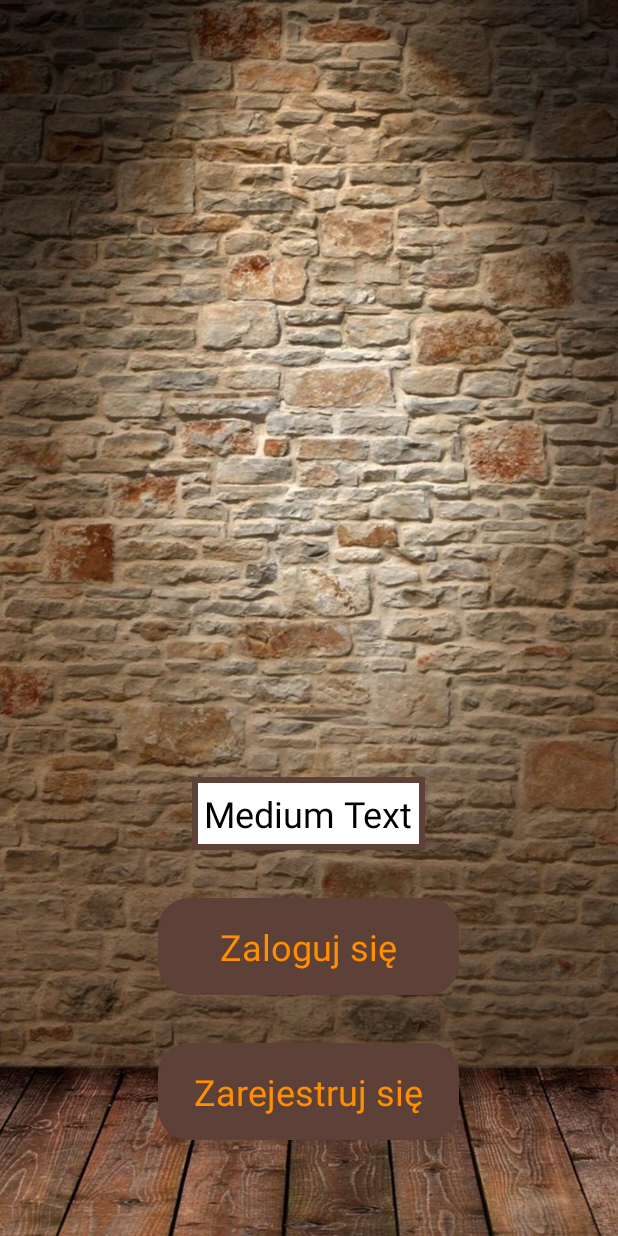
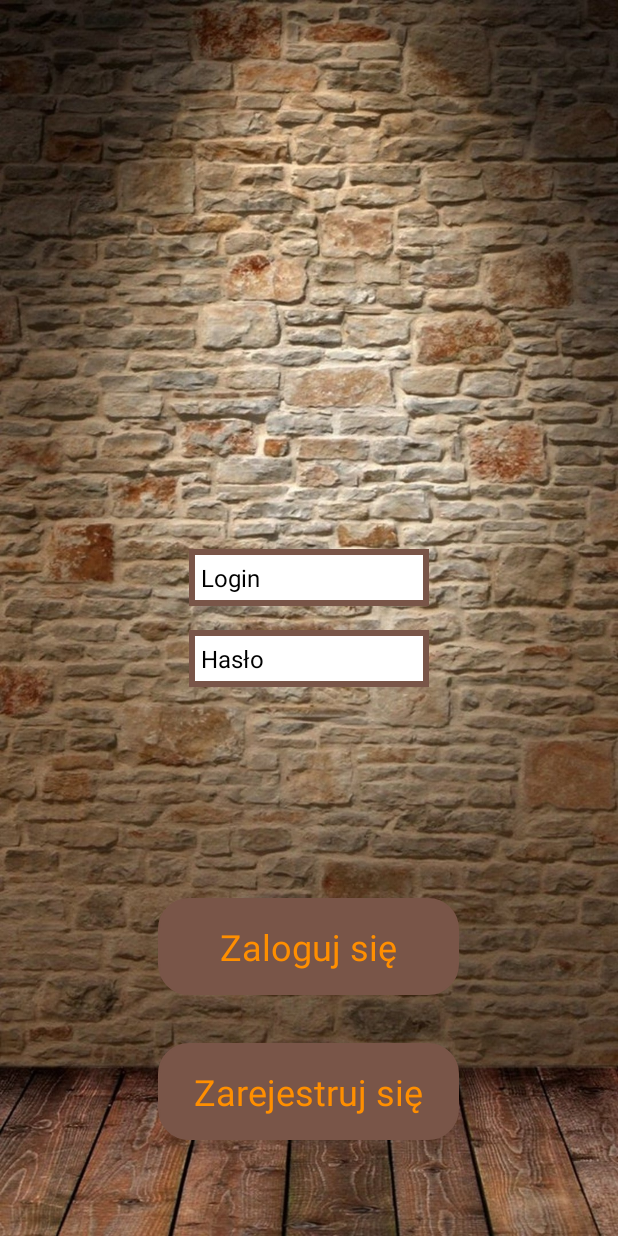
Before and after one commit to PSyron/CheckersMobile, an Android app: the layout activity_login.xml on its own in the app's theme, with its tools: preview values and no code run, on a phone screen of 412 x 824 dp. Run offline under Robolectric (Android 15) with nearby library versions, the phone set to English and light mode, and no system bars.

Commit message:
login screen in progress

```diff
--- a/MyApplication/app/src/main/AndroidManifest.xml
+++ b/MyApplication/app/src/main/AndroidManifest.xml
@@ -10,7 +10,7 @@
         android:theme="@style/AppTheme">
         <activity
             android:name=".gui.LoginActivity"
-            android:theme="@style/Theme.AppCompat.Light.NoActionBar">
+            android:theme="@android:style/Theme.NoTitleBar.Fullscreen">
             <intent-filter>
                 <action android:name="android.intent.action.MAIN" />
 
--- a/MyApplication/app/src/main/res/layout/activity_login.xml
+++ b/MyApplication/app/src/main/res/layout/activity_login.xml
@@ -17,7 +17,7 @@
 
         <TextView
             style="@style/CustomButton"
-            android:id="@+id/activity_login_tvLogin"
+            android:id="@+id/activity_login_btnLogin"
             android:layout_width="match_parent"
             android:layout_height="match_parent"
             android:text= "@string/login_label"
@@ -25,7 +25,7 @@
             android:layout_centerHorizontal="true" />
         <TextView
             style="@style/CustomButton"
-            android:id="@+id/activity_login_tvRegister"
+            android:id="@+id/activity_login_btnRegister"
             android:layout_width= "match_parent"
             android:layout_height="match_parent"
             android:text="@string/register_label"
@@ -33,14 +33,29 @@
             android:layout_centerHorizontal="true" />
     </LinearLayout>
 
-    <TextView
+    <LinearLayout
         android:layout_width="wrap_content"
         android:layout_height="wrap_content"
-        style="@style/CustomTextBox"
-        android:text="Medium Text"
-        android:id="@+id/activity_login_tvLoginValue"
-        android:layout_above="@+id/linearLayout"
-        android:layout_centerHorizontal="true"
-        android:layout_marginBottom="91dp" />
+        android:orientation="vertical"
+        android:layout_centerVertical="true"
+        android:layout_centerHorizontal="true">
+
+
+        <TextView
+            android:layout_height="match_parent"
+            style="@style/CustomTextBox"
+            android:text="Login"
+            android:id="@+id/activity_login_tvLogin"
+            android:layout_above="@+id/linearLayout"
+            android:layout_centerHorizontal="true" />
+
+        <TextView
+            android:layout_height="match_parent"
+            style="@style/CustomTextBox"
+            android:text="Hasło"
+            android:id="@+id/activity_login_tvPassword"
+            android:layout_above="@+id/linearLayout"
+            android:layout_centerHorizontal="true" />
+    </LinearLayout>
 
 </RelativeLayout>
--- a/MyApplication/app/src/main/res/values/colors.xml
+++ b/MyApplication/app/src/main/res/values/colors.xml
@@ -4,6 +4,6 @@
     <color name="colorPrimaryDark">#303F9F</color>
     <color name="colorAccent">#FF4081</color>
     <color name="buttonText">#FF8F00</color>
-    <color name="buttonBng">#5D4037</color>
+    <color name="buttonBng">#795548</color>
 
 </resources>
--- a/MyApplication/app/src/main/res/values/dimens.xml
+++ b/MyApplication/app/src/main/res/values/dimens.xml
@@ -2,6 +2,8 @@
     <!-- Default screen margins, per the Android Design guidelines. -->
     <dimen name="activity_horizontal_margin">16dp</dimen>
     <dimen name="activity_vertical_margin">16dp</dimen>
-    <dimen name="custom_btn_horizontal">1000dp</dimen>
-    <dimen name="custom_btn_vertical">240dp</dimen>
+    <dimen name="custom_btn_horizontal">100dip</dimen>
+    <dimen name="custom_btn_vertical">40dip</dimen>
+    <dimen name="custom_tv_vertical">36dip</dimen>
+    <dimen name="custom_tv_horizontal">160dip</dimen>
 </resources>
--- a/MyApplication/app/src/main/res/values/styles.xml
+++ b/MyApplication/app/src/main/res/values/styles.xml
@@ -23,12 +23,14 @@
 
     <style name="CustomTextBox" parent="@android:style/Widget.TextView">
         <item name="android:textColor">@android:color/black</item>
-        <item name="android:textSize">24sp</item>
+        <item name="android:textSize">16sp</item>
         <item name="android:textStyle">normal</item>
         <item name="android:background">@drawable/textbox_stroke</item>
         <item name="android:gravity">left</item>
         <item name="android:padding">8dp</item>
-        <item name="android:layout_margin">16dp</item>
+        <item name="android:layout_margin">8dp</item>
+        <item name="android:layout_width">@dimen/custom_tv_horizontal</item>
+        <item name="android:layout_height">@dimen/custom_tv_vertical</item>
     </style>
 
 
```
Also changed, not shown: 1 other file.
